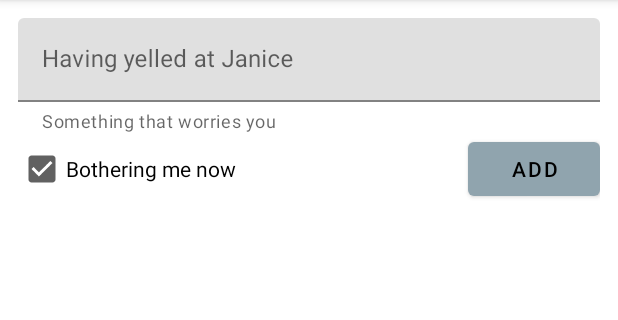
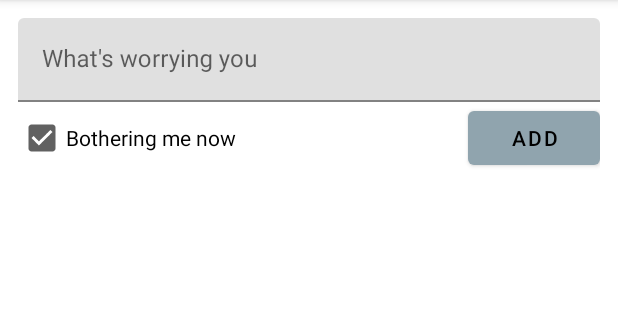
Before and after one commit to agcollins/WorryWhy, an Android app: the AddWorryFragment screen opened through its navigation route, on a phone screen of 412 x 824 dp, the part 84-404 px from its top. Run offline under Robolectric (Android 15) with nearby library versions, the phone set to English and light mode, and no system bars; our stand-ins replace Dagger/Hilt's generated code.

Commit message:
Helper text removed as was redundant

```diff
--- a/app/src/main/res/layout/add_worry_fragment.xml
+++ b/app/src/main/res/layout/add_worry_fragment.xml
@@ -12,7 +12,6 @@
         android:layout_height="wrap_content"
         app:layout_constraintStart_toStartOf="parent"
         app:layout_constraintEnd_toEndOf="parent"
-        app:helperText="@string/worry_helper"
         app:layout_constraintTop_toTopOf="parent"
         android:id="@+id/il_worry_text"
         >
--- a/app/src/main/res/values/strings.xml
+++ b/app/src/main/res/values/strings.xml
@@ -2,10 +2,8 @@
     <string name="app_name">WorryWhy</string>
     <string name="action_settings">Settings</string>
     <string name="two">2</string>
-    <string name="worry_text">Having yelled at Janice</string>
+    <string name="worry_text">What\'s worrying you</string>
     <string name="add">Add</string>
-    <!-- TODO: Remove or change this placeholder text -->
-    <string name="hello_blank_fragment">Hello blank fragment</string>
     <string name="add_a_worry">Add a worry</string>
     <string name="action_remove_all">Remove all</string>
     <string name="worry_helper">Something that worries you</string>
```
